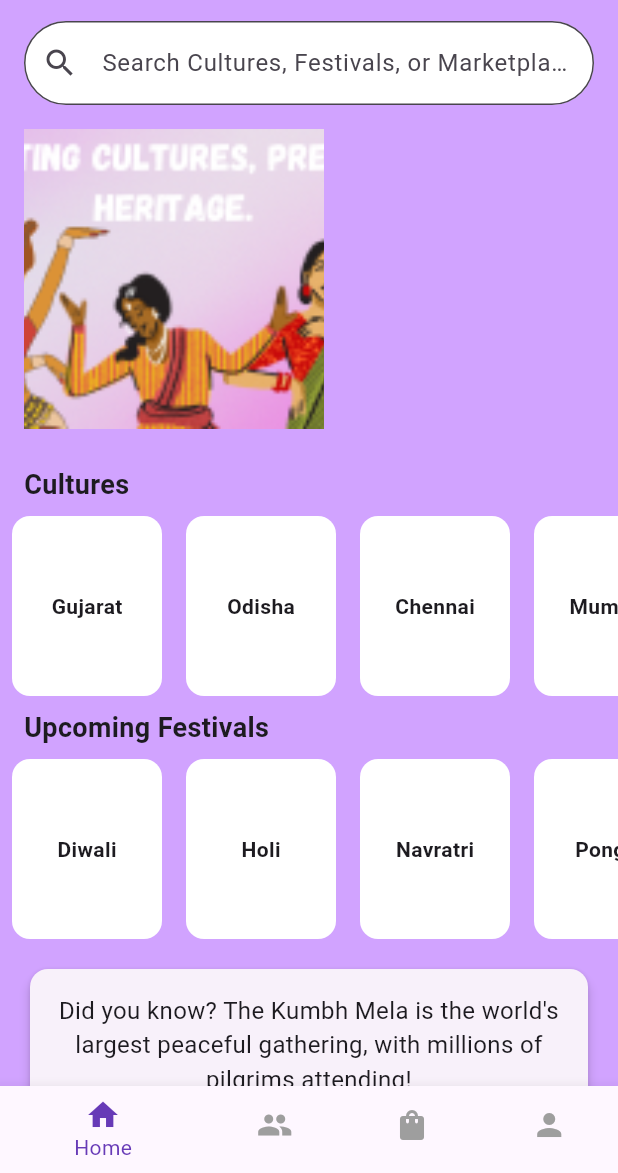
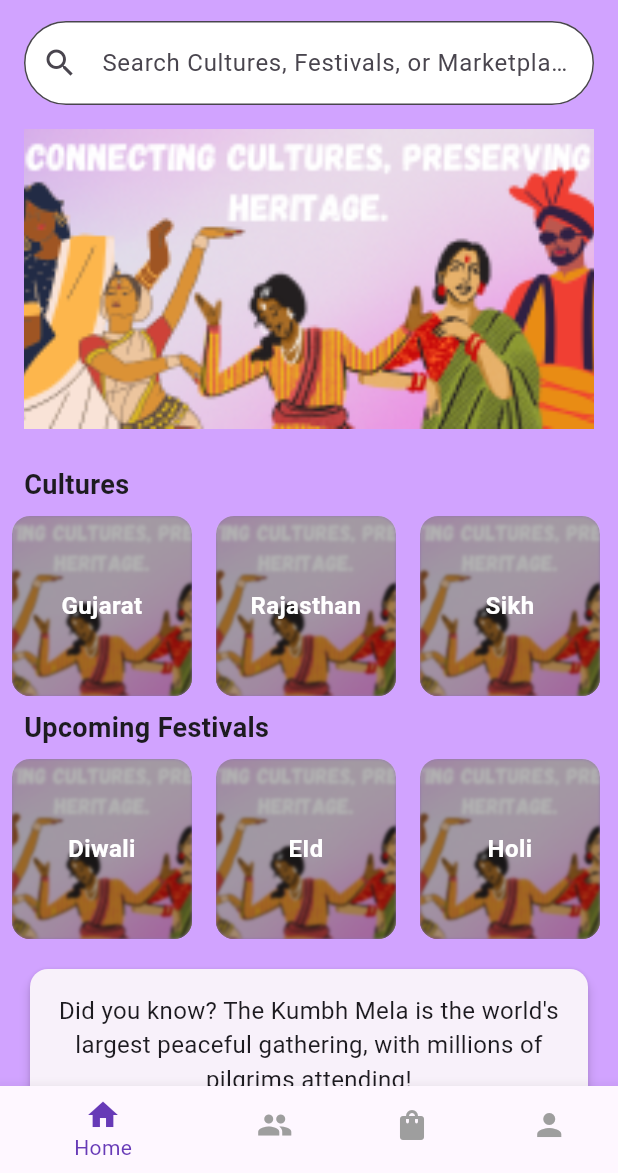
Before and after one commit to GarvitJain99/CultureConnect-GDSC, a Flutter app: the screen it shows after launch, on a phone screen of 412 x 824 dp, the part 63-1236 px from its top. Run offline on Flutter 3.47's test engine with Material 3 defaults, Android fonts, the phone set to English and light mode, and no system bars.

Commit message:
Home Page Update #1

```diff
--- a/lib/pages/home.dart
+++ b/lib/pages/home.dart
@@ -1,4 +1,6 @@
 import 'package:flutter/material.dart';
+import 'package:cultureconnect/tools/horList.dart';
+import 'package:cultureconnect/tools/button.dart';
 
 class HomePage extends StatefulWidget {
   const HomePage({super.key});
@@ -8,6 +10,24 @@ class HomePage extends StatefulWidget {
 }
 
 class _HomePageState extends State<HomePage> {
+  List<String> cultureitems = ["Gujarat", "Rajasthan", "Sikh", "Jain"];
+  List<String> cultureimages = [
+    "assets/images/banner.png",
+    "assets/images/banner.png",
+    "assets/images/banner.png",
+    "assets/images/banner.png",
+  ];
+  List<Widget> culturepages = [PageOne(), PageTwo(), PageThree(), PageFour()];
+
+  List<String> festivalitems = ["Diwali", "EId", "Holi", "Christmas"];
+  List<String> festivalimages = [
+    "assets/images/banner.png",
+    "assets/images/banner.png",
+    "assets/images/banner.png",
+    "assets/images/banner.png",
+  ];
+  List<Widget> festivalpages = [PageOne(), PageTwo(), PageThree(), PageFour()];
+
   @override
   Widget build(BuildContext context) {
     return Scaffold(
@@ -47,7 +67,7 @@ class _HomePageState extends State<HomePage> {
             Padding(
                 padding: EdgeInsets.all(16),
                 child: Container(
-                  width: 200,
+                  width: 400,
                   height: 200,
                   decoration: BoxDecoration(
                     image: DecorationImage(
@@ -59,14 +79,41 @@ class _HomePageState extends State<HomePage> {
 
             // Cultures Section
             _sectionTitle("Cultures"),
-            _horizontalScrollList(["Gujarat", "Odisha", "Chennai", "Mumbai"]),
+            horizontalScrollList(
+                cultureitems, cultureimages, culturepages, context),
 
             // Events & Festivals Section
             _sectionTitle("Upcoming Festivals"),
-            _horizontalScrollList(["Diwali", "Holi", "Navratri", "Pongal"]),
+            horizontalScrollList(
+                festivalitems, festivalimages, festivalpages, context),
 
             // Fun Fact
             _funFactCard(),
+
+            Row(
+              mainAxisAlignment: MainAxisAlignment.center,
+              children: [
+                // Button
+                CustomButton(
+                  text: "Encyclopedia",
+                  onPressed: () {
+                    print("Button Pressed!");
+                  },
+                  backgroundColor: Colors.purple,
+                  textColor: Colors.white,
+                  borderColor: Colors.black,
+                  borderRadius: 20.0,
+                  elevation: 15.0,
+                  width: 300.0,
+                  fontSize: 18.0,
+                  fontWeight: FontWeight.w600,
+                  icon: Icons.book,
+                  iconColor: Colors.white,
+                  iconSize: 28.0,
+                  isLoading: false, // Set to true to show loading
+                ),
+              ],
+            )
           ],
         ),
       ),
@@ -80,32 +127,6 @@ class _HomePageState extends State<HomePage> {
       child: Text(
         title,
         style: TextStyle(fontSize: 18, fontWeight: FontWeight.bold),
-      ),
-    );
-  }
-
-  // Horizontal Scrollable List
-  Widget _horizontalScrollList(List<String> items) {
-    return SizedBox(
-      height: 120,
-      child: ListView.builder(
-        scrollDirection: Axis.horizontal,
-        itemCount: items.length,
-        itemBuilder: (context, index) {
-          return Padding(
-            padding: EdgeInsets.symmetric(horizontal: 8),
-            child: ClipRRect(
-              borderRadius: BorderRadius.circular(12),
-              child: Container(
-                width: 100,
-                color: Colors.white,
-                child: Center(
-                    child: Text(items[index],
-                        style: TextStyle(fontWeight: FontWeight.bold))),
-              ),
-            ),
-          );
-        },
       ),
     );
   }
@@ -128,19 +149,44 @@ class _HomePageState extends State<HomePage> {
       ),
     );
   }
-  // BottomNavigationBarItem _navBarItem(IconData icon, String label, int index) {
-  //   return BottomNavigationBarItem(
-  //     icon: AnimatedContainer(
-  //       duration: Duration(milliseconds: 0),
-  //       curve: Curves.easeInOut,
-  //       padding: EdgeInsets.all(_selectedIndex == index ? 6.0 : 0.0),
-  //       decoration: BoxDecoration(
-  //         shape: BoxShape.circle,
-  //         color: _selectedIndex == index ? Colors.deepPurple.shade100 : Colors.transparent,
-  //       ),
-  //       child: Icon(icon),
-  //     ),
-  //     label: label,
-  //   );
-  // }
 }
+
+class PageOne extends StatelessWidget {
+  @override
+  Widget build(BuildContext context) {
+    return Scaffold(
+      appBar: AppBar(title: Text("Page One")),
+      body: Center(child: Text("Welcome to Page One!")),
+    );
+  }
+}
+
+class PageTwo extends StatelessWidget {
+  @override
+  Widget build(BuildContext context) {
+    return Scaffold(
+      appBar: AppBar(title: Text("Page Two")),
+      body: Center(child: Text("Welcome to Page Two!")),
+    );
+  }
+}
+
+class PageThree extends StatelessWidget {
+  @override
+  Widget build(BuildContext context) {
+    return Scaffold(
+      appBar: AppBar(title: Text("Page One")),
+      body: Center(child: Text("Welcome to Page One!")),
+    );
+  }
+}
+
+class PageFour extends StatelessWidget {
+  @override
+  Widget build(BuildContext context) {
+    return Scaffold(
+      appBar: AppBar(title: Text("Page One")),
+      body: Center(child: Text("Welcome to Page One!")),
+    );
+  }
+}
--- /dev/null
+++ b/lib/tools/horList.dart
@@ -0,0 +1,65 @@
+import 'package:flutter/material.dart';
+import 'dart:ui';
+
+Widget horizontalScrollList(List<String> items, List<String> imagePaths,
+    List<Widget> pages, BuildContext context) {
+  return SizedBox(
+    height: 120,
+    child: ListView.builder(
+      scrollDirection: Axis.horizontal,
+      itemCount: items.length,
+      itemBuilder: (context, index) {
+        return Padding(
+          padding: const EdgeInsets.symmetric(horizontal: 8),
+          child: ClipRRect(
+            borderRadius: BorderRadius.circular(12),
+            child: GestureDetector(
+              onTap: () {
+                Navigator.push(
+                  context,
+                  MaterialPageRoute(builder: (context) => pages[index]),
+                );
+              },
+              child: Stack(
+                children: [
+                  // Background Image with Blur Effect
+                  Container(
+                    width: 120,
+                    height: 120,
+                    decoration: BoxDecoration(
+                      image: DecorationImage(
+                        image: AssetImage(imagePaths[index]), // Local Image
+                        fit: BoxFit.cover, // Image covers entire container
+                      ),
+                    ),
+                    child: BackdropFilter(
+                      filter:
+                          ImageFilter.blur(sigmaX: 1, sigmaY: 1), // Blur effect
+                      child: Container(
+                        color: Colors.black.withOpacity(0.3), // Dark overlay
+                      ),
+                    ),
+                  ),
+                  // Centered Text
+                  Positioned.fill(
+                    child: Center(
+                      child: Text(
+                        items[index],
+                        textAlign: TextAlign.center,
+                        style: const TextStyle(
+                          color: Colors.white,
+                          fontSize: 16,
+                          fontWeight: FontWeight.bold,
+                        ),
+                      ),
+                    ),
+                  ),
+                ],
+              ),
+            ),
+          ),
+        );
+      },
+    ),
+  );
+}
```
Also changed, not shown: lib/tools/button.dart (added, +83 -0 lines).
